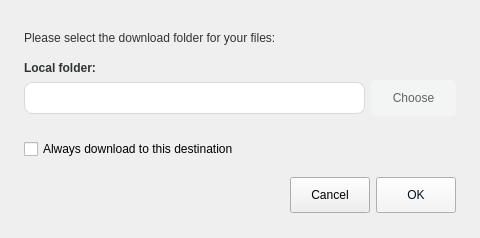
This is src/MEGASync/gui/ui/DownloadFromMegaDialog.ui in meganz/MEGAsync as Qt 5 draws it before an edit. The edited form follows.
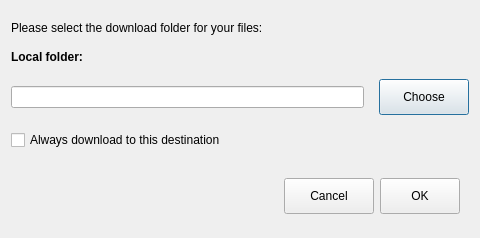
This is the edited form.

Diff of the .ui file:
```diff
--- a/src/MEGASync/gui/ui/DownloadFromMegaDialog.ui
+++ b/src/MEGASync/gui/ui/DownloadFromMegaDialog.ui
@@ -11,7 +11,7 @@
    </rect>
   </property>
   <property name="sizePolicy">
-   <sizepolicy hsizetype="Fixed" vsizetype="Fixed">
+   <sizepolicy hsizetype="Preferred" vsizetype="Preferred">
     <horstretch>0</horstretch>
     <verstretch>0</verstretch>
    </sizepolicy>
@@ -32,61 +32,13 @@
    <string>Download from MEGA</string>
   </property>
   <property name="styleSheet">
-   <string notr="true">#bOK
-{
-color: #04101E; /*colorToken.text-inverse-accent*/
-background-color:  #F4F4F5; /*colorToken.button-primary*/
-}
-
-#eFolderPath
-{
-border-radius: 8px;
-border-color: #D8D9DB; /*colorToken.border-strong*/
-border-style: solid;
-border-width: 1px;
-background-color: #FFFFFF; /*colorToken.page-background*/
-height: 30px;
-padding-left: 10px;
-}
-
-QLabel
-{
-color: #303233; /*colorToken.text-primary*/
-font-size: 12px;
-font-weight: 400;
-}
-
-#label_2
+   <string notr="true">#label_2
 {
 font-weight: 600;
-}
-
-#bChange
-{
-background-color:  #F3F4F4; /*colorToken.button-secondary*/
-color: #616366; /*colorToken.text-secondary*/
-border-color:  #F3F4F4; /*colorToken.button-secondary*/
-border-width: 0px;
-border-style: solid;
-border-radius: 5px;
-padding: 3px 10px 3px 10px;
-}
-</string>
+}</string>
   </property>
-  <layout class="QVBoxLayout" name="verticalLayout">
+  <layout class="QVBoxLayout" name="verticalLayout_2">
    <property name="spacing">
-    <number>10</number>
-   </property>
-   <property name="leftMargin">
-    <number>24</number>
-   </property>
-   <property name="topMargin">
-    <number>15</number>
-   </property>
-   <property name="rightMargin">
-    <number>24</number>
-   </property>
-   <property name="bottomMargin">
     <number>15</number>
    </property>
    <item>
@@ -112,13 +64,7 @@
     </widget>
    </item>
    <item>
-    <layout class="QVBoxLayout" name="verticalLayout_2">
-     <property name="spacing">
-      <number>5</number>
-     </property>
-     <property name="bottomMargin">
-      <number>7</number>
-     </property>
+    <layout class="QVBoxLayout" name="verticalLayout">
      <item>
       <widget class="QLabel" name="label_2">
        <property name="sizePolicy">
@@ -134,9 +80,6 @@
      </item>
      <item>
       <layout class="QHBoxLayout" name="horizontalLayout">
-       <property name="spacing">
-        <number>6</number>
-       </property>
        <item>
         <widget class="QLineEdit" name="eFolderPath">
          <property name="enabled">
@@ -157,13 +100,13 @@
         <widget class="QPushButton" name="bChange">
          <property name="minimumSize">
           <size>
-           <width>85</width>
+           <width>90</width>
            <height>36</height>
           </size>
          </property>
          <property name="maximumSize">
           <size>
-           <width>85</width>
+           <width>90</width>
            <height>36</height>
           </size>
          </property>
@@ -200,22 +143,13 @@
      <property name="maximumSize">
       <size>
        <width>16777215</width>
-       <height>40</height>
+       <height>16777215</height>
       </size>
      </property>
      <layout class="QHBoxLayout" name="horizontalLayout_2">
-      <property name="spacing">
-       <number>6</number>
-      </property>
-      <property name="leftMargin">
-       <number>0</number>
-      </property>
       <property name="topMargin">
        <number>0</number>
       </property>
-      <property name="rightMargin">
-       <number>0</number>
-      </property>
       <property name="bottomMargin">
        <number>0</number>
       </property>
@@ -242,13 +176,13 @@
         </property>
         <property name="minimumSize">
          <size>
-          <width>80</width>
+          <width>90</width>
           <height>36</height>
          </size>
         </property>
         <property name="maximumSize">
          <size>
-          <width>80</width>
+          <width>90</width>
           <height>36</height>
          </size>
         </property>
```
Left out of the diff: 36 changed lines with no effect on the pictures.
